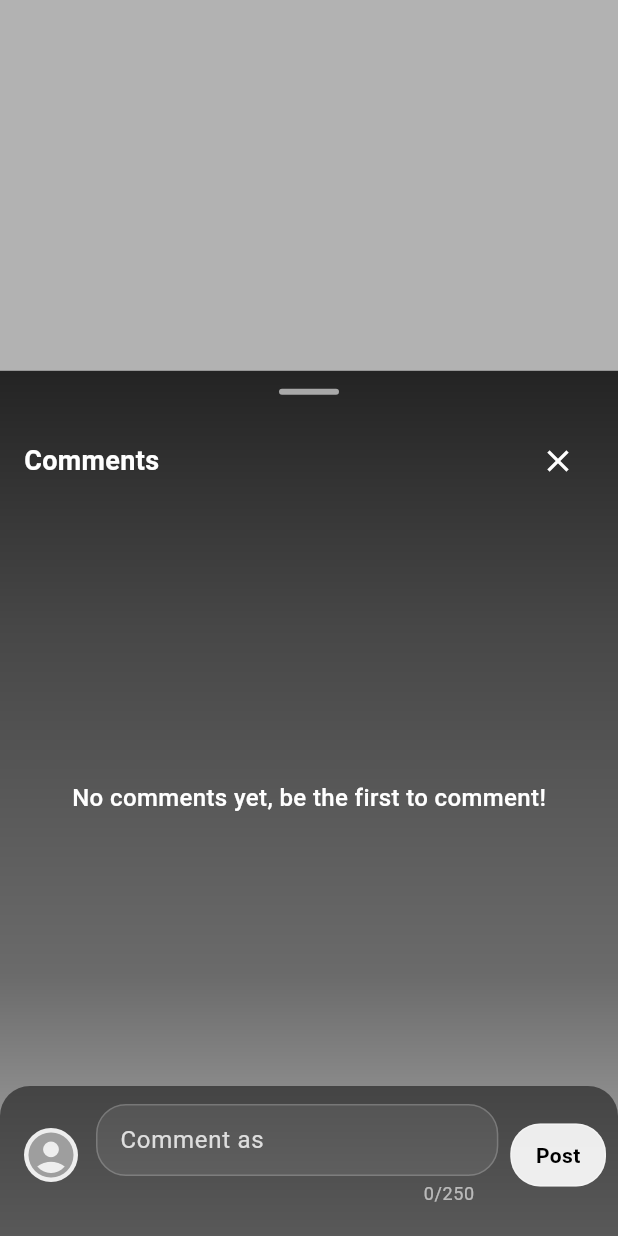
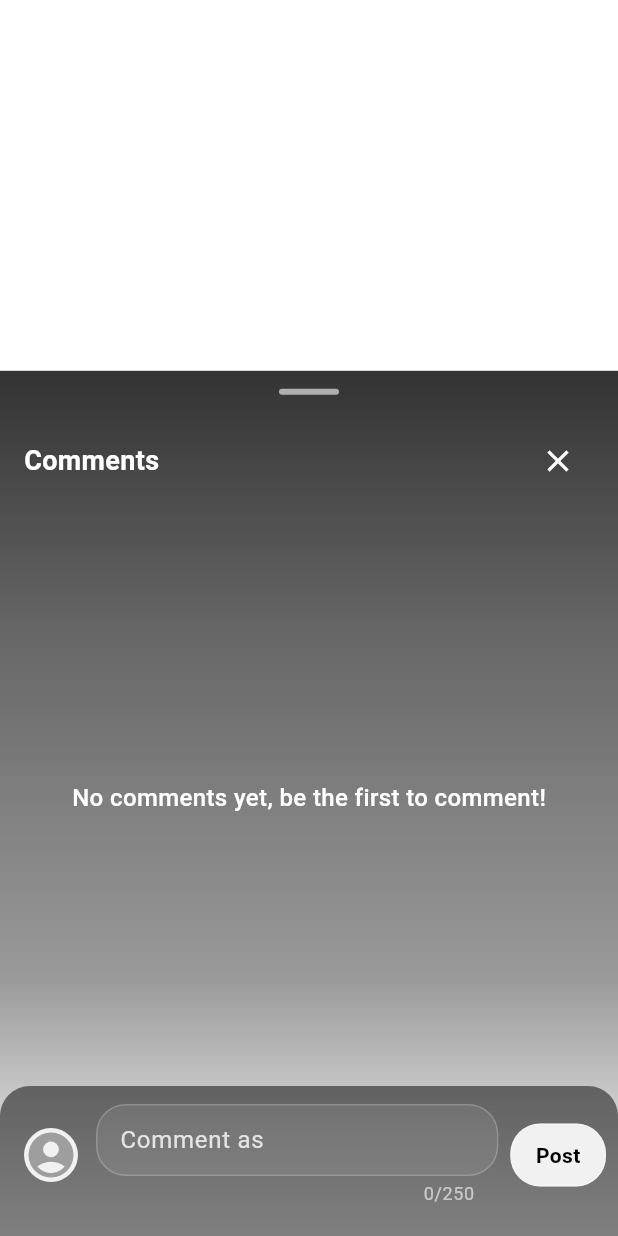
Before and after one commit to ahmadarafeeh/newvid, a Flutter app: the CommentsBottomSheet screen opened directly with empty values, on a phone screen of 412 x 824 dp. Run offline on Flutter 3.47's test engine with Material 3 defaults, Android fonts, the phone set to English and light mode, and no system bars; our stand-ins replace cloud_firestore, firebase_analytics, firebase_auth, firebase_core, firebase_messaging, firebase_storage and 10 more; missing offline and left inert: video_trimmer; accounts and stored records are empty.

Commit message:
Update comment_screen.dart

```diff
--- a/lib/screens/comment_screen.dart
+++ b/lib/screens/comment_screen.dart
@@ -62,7 +62,6 @@ class SupabaseSnap {
   operator [](String key) => data[key];
 }
 
-/// TikTok/Reels Style Comments Bottom Sheet with Transparent Background
 /// TikTok/Reels Style Comments Bottom Sheet with Transparent Background
 class CommentsBottomSheet extends StatefulWidget {
   final String postId;
@@ -155,6 +154,7 @@ class CommentsBottomSheetState extends State<CommentsBottomSheet> {
 
   void _onReplyFocusChange() {
     if (_replyFocusNode.hasFocus) {
+      // Scroll to bottom when keyboard appears
       Future.delayed(const Duration(milliseconds: 300), () {
         if (_scrollController.hasClients) {
           _scrollController.animateTo(
@@ -428,7 +428,10 @@ class CommentsBottomSheetState extends State<CommentsBottomSheet> {
                 ),
                 IconButton(
                   icon: Icon(Icons.close, color: Colors.white),
-                  onPressed: () => Navigator.of(context).pop(),
+                  onPressed: () {
+                    FocusScope.of(context).unfocus();
+                    Navigator.of(context).pop();
+                  },
                 ),
               ],
             ),
@@ -493,8 +496,6 @@ class CommentsBottomSheetState extends State<CommentsBottomSheet> {
                                 isLiked: _commentLikes[snap.id] ?? false,
                                 likeCount: _commentLikeCounts[snap.id] ?? 0,
                                 onLikeChanged: _updateCommentLike,
-                                // Force transparent styling for comments sheet
-                                forcedTransparent: true,
                               ),
                             );
                           },
@@ -502,7 +503,7 @@ class CommentsBottomSheetState extends State<CommentsBottomSheet> {
                       ),
           ),
 
-          // Bottom input bar - MORE TRANSPARENT
+          // Bottom input bar - with keyboard padding
           _buildBottomInputBar(colors, safeUsername, safePhotoUrl),
         ],
       ),
@@ -511,12 +512,15 @@ class CommentsBottomSheetState extends State<CommentsBottomSheet> {
 
   Widget _buildBottomInputBar(
       _ColorSet colors, String safeUsername, String safePhotoUrl) {
-    return Container(
-      padding: const EdgeInsets.only(
+    final bottomPadding = MediaQuery.of(context).viewInsets.bottom;
+
+    return AnimatedContainer(
+      duration: const Duration(milliseconds: 300),
+      padding: EdgeInsets.only(
         left: 16,
         right: 8,
         top: 12,
-        bottom: 20,
+        bottom: 20 + bottomPadding, // Add keyboard padding
       ),
       decoration: BoxDecoration(
         color: Colors.black.withOpacity(0.5), // More transparent
@@ -681,33 +685,37 @@ class CommentsBottomSheetState extends State<CommentsBottomSheet> {
     }
 
     return Scaffold(
-      resizeToAvoidBottomInset: false,
+      resizeToAvoidBottomInset:
+          true, // KEY: Allow resizing when keyboard appears
       backgroundColor: Colors.transparent,
       body: GestureDetector(
         onTap: () {
           // Close comments when tapping on transparent areas
+          FocusScope.of(context).unfocus();
           Navigator.of(context).pop();
         },
         child: Container(
           height: MediaQuery.of(context).size.height,
-          child: Stack(
+          child: Column(
             children: [
-              // Full screen transparent overlay
-              Container(
-                color: Colors.black.withOpacity(0.3),
+              // Top area - tap to close
+              Expanded(
+                flex: 2,
+                child: GestureDetector(
+                  onTap: () {
+                    FocusScope.of(context).unfocus();
+                    Navigator.of(context).pop();
+                  },
+                  child: Container(
+                    color: Colors.transparent,
+                  ),
+                ),
               ),
 
-              // Comments Panel - Draggable from bottom
-              DraggableScrollableSheet(
-                initialChildSize: 0.7,
-                minChildSize: 0.3,
-                maxChildSize: 0.9,
-                builder: (context, scrollController) {
-                  _scrollController.addListener(() {
-                    // Sync the drag controller with our scroll controller
-                  });
-                  return _buildCommentsContent(colors, user);
-                },
+              // Comments Panel - Bottom area
+              Container(
+                height: MediaQuery.of(context).size.height * 0.7,
+                child: _buildCommentsContent(colors, user),
               ),
             ],
           ),
```
